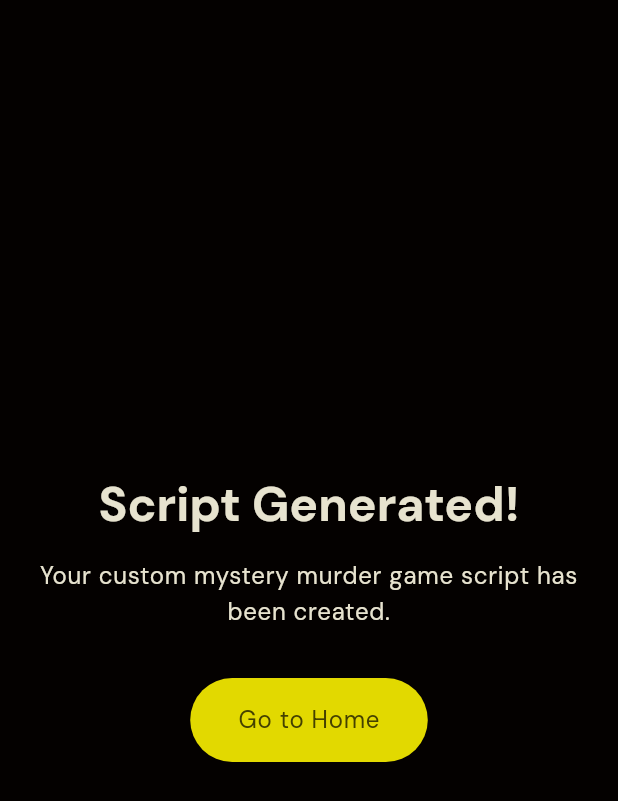
After one commit to debbiechoong/TJom-frontend, a Flutter app: the ScriptGenerationSuccess screen opened directly, on a phone screen of 412 x 824 dp. The commit adds this screen. Shown: the top 801 px of the screen. Run offline on Flutter 3.47's test engine with Material 3 defaults, Android fonts, the phone set to English and light mode, and no system bars; our stand-ins replace animated_text_kit, cloud_firestore, crystal_navigation_bar, firebase_core, firebase_storage, flutter_dotenv and 10 more; missing offline and left inert: flutter_swipe_button; accounts and stored records are empty; network calls fail.

Commit message:
script generation workflow

```diff
--- a/lib/api/script_api.dart
+++ b/lib/api/script_api.dart
@@ -3,6 +3,9 @@ import 'package:flutter/material.dart';
 import 'package:jejom/models/language_enum.dart';
 import 'package:jejom/models/script_game.dart';
 import 'package:jejom/models/script_restaurants.dart';
+import 'package:jejom/utils/constants/constants.dart';
+import 'package:http/http.dart' as http;
+import 'dart:convert';
 
 // Fetch all scripts along with their nested collections (eng and kor)
 Future<List<ScriptGame>> fetchAllScriptFromFirestore(Language lang) async {
@@ -89,3 +92,54 @@ Future<ScriptRestaurant?> fetchResFromFirestore(String restaurantId) async {
     return null;
   }
 }
+
+Future<void> generateScript(String restaurantId, int charactersNum,
+    String cafeName, String cafeEnv) async {
+  var url = Uri.parse('http://${Constants.API_URL}/generate_script');
+
+  var body = {
+    'characters_num': charactersNum.toString(),
+    'cafe_name': cafeName,
+    'cafe_environment': cafeEnv,
+  };
+
+  var response = await http.post(
+    url,
+    headers: {
+      'Content-Type': 'application/x-www-form-urlencoded',
+    },
+    body: body,
+  );
+
+  if (response.statusCode == 200) {
+    var responseBody = json.decode(response.body);
+
+    var engScript = responseBody['eng_script'];
+    var korScript = responseBody['kor_script'];
+
+    await uploadScriptToFirestore(restaurantId, korScript, engScript);
+
+    print('Scripts and ScriptGame saved successfully to Firestore.');
+  } else {
+    print('Request failed with status: ${response.statusCode}.');
+  }
+}
+
+Future<void> uploadScriptToFirestore(String restaurantId,
+    Map<String, dynamic> kor_script, Map<String, dynamic> eng_script) async {
+  try {
+    FirebaseFirestore firestore = FirebaseFirestore.instance;
+    String collectionPath = 'script';
+    DocumentReference docRef = firestore.collection(collectionPath).doc();
+    await docRef.set({
+      'restaurant': restaurantId,
+    });
+
+    await docRef.collection('kor').doc().set(kor_script);
+    await docRef.collection('eng').doc().set(eng_script);
+
+    print('Script uploaded successfully to Firestore: $collectionPath');
+  } catch (e) {
+    print('Failed to upload script to Firestore: $e');
+  }
+}
--- /dev/null
+++ b/lib/modules/restaurant/script_generator/ScriptGenerationSuccess.dart
@@ -0,0 +1,60 @@
+import 'package:flutter/material.dart';
+import 'package:jejom/modules/restaurant/home/restaurant_home.dart';
+
+class ScriptGenerationSuccess extends StatelessWidget {
+  const ScriptGenerationSuccess({super.key});
+
+  @override
+  Widget build(BuildContext context) {
+    return Scaffold(
+      body: Center(
+        child: Padding(
+          padding: const EdgeInsets.all(24.0),
+          child: Column(
+            crossAxisAlignment: CrossAxisAlignment.center,
+            mainAxisAlignment: MainAxisAlignment.center,
+            children: [
+              Text(
+                "Script Generated!",
+                style: Theme.of(context)
+                    .textTheme
+                    .headlineLarge
+                    ?.copyWith(fontWeight: FontWeight.bold),
+              ),
+              const SizedBox(height: 16),
+              Text(
+                "Your custom mystery murder game script has been created.",
+                style: Theme.of(context).textTheme.bodyLarge,
+                textAlign: TextAlign.center,
+              ),
+              const SizedBox(height: 32),
+              FilledButton(
+                style: ButtonStyle(
+                  backgroundColor: MaterialStateProperty.all(
+                      Theme.of(context).colorScheme.primaryContainer),
+                  visualDensity: VisualDensity.adaptivePlatformDensity,
+                  padding: MaterialStateProperty.all(
+                    const EdgeInsets.symmetric(horizontal: 32, vertical: 16),
+                  ),
+                ),
+                onPressed: () {
+                  Navigator.of(context).pushAndRemoveUntil(
+                    MaterialPageRoute(
+                      builder: (context) => const RestaurantHome(),
+                    ),
+                    (route) => false,
+                  );
+                },
+                child: Text("Go to Home",
+                    style: Theme.of(context).textTheme.bodyLarge?.copyWith(
+                          color:
+                              Theme.of(context).colorScheme.onPrimaryContainer,
+                        )),
+              ),
+            ],
+          ),
+        ),
+      ),
+    );
+  }
+}
--- a/lib/modules/user/script_game/script_game.dart
+++ b/lib/modules/user/script_game/script_game.dart
@@ -4,7 +4,6 @@ import 'package:jejom/models/language_enum.dart';
 import 'package:jejom/providers/user/script_game_provider.dart';
 import 'package:jejom/utils/glass_container.dart';
 import 'package:jejom/utils/m3_carousel.dart';
-import 'package:jejom/utils/theme.dart';
 import 'package:provider/provider.dart';
 import 'package:url_launcher/url_launcher.dart';
 
```
Also changed, not shown: lib/api/restaurant_api.dart (+5 -2 lines), lib/modules/restaurant/script_generator/prompt_details.dart (+9 -1 lines), lib/providers/restaurant/script_generator_provider.dart (+48 -2 lines), pubspec.lock.
